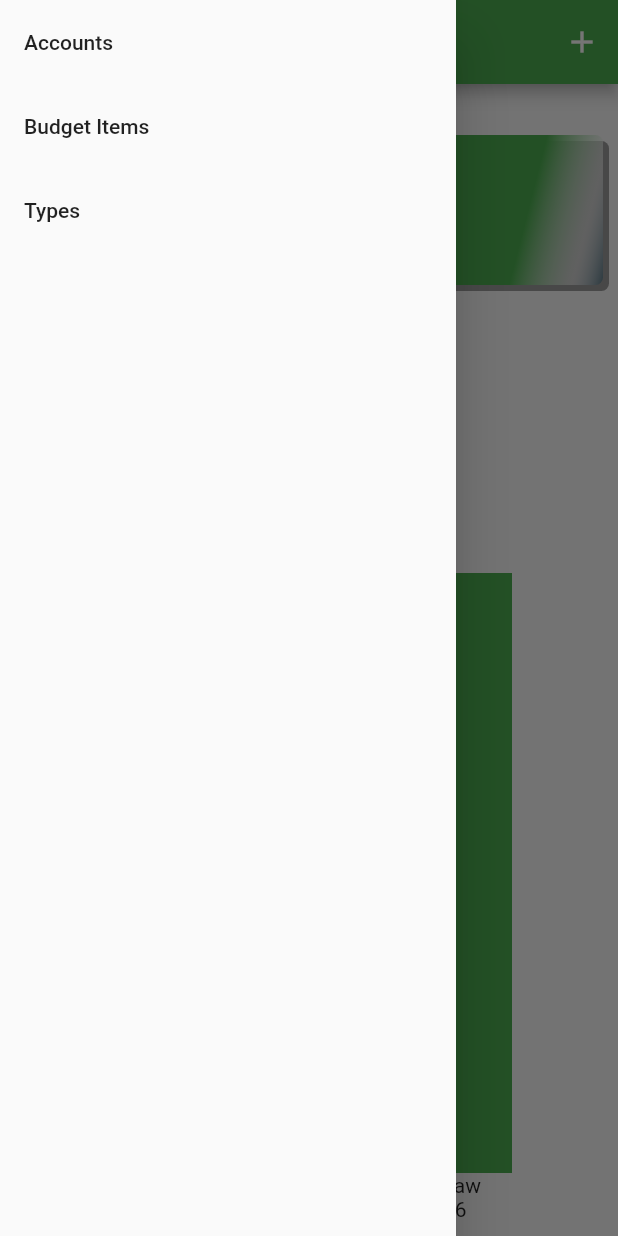
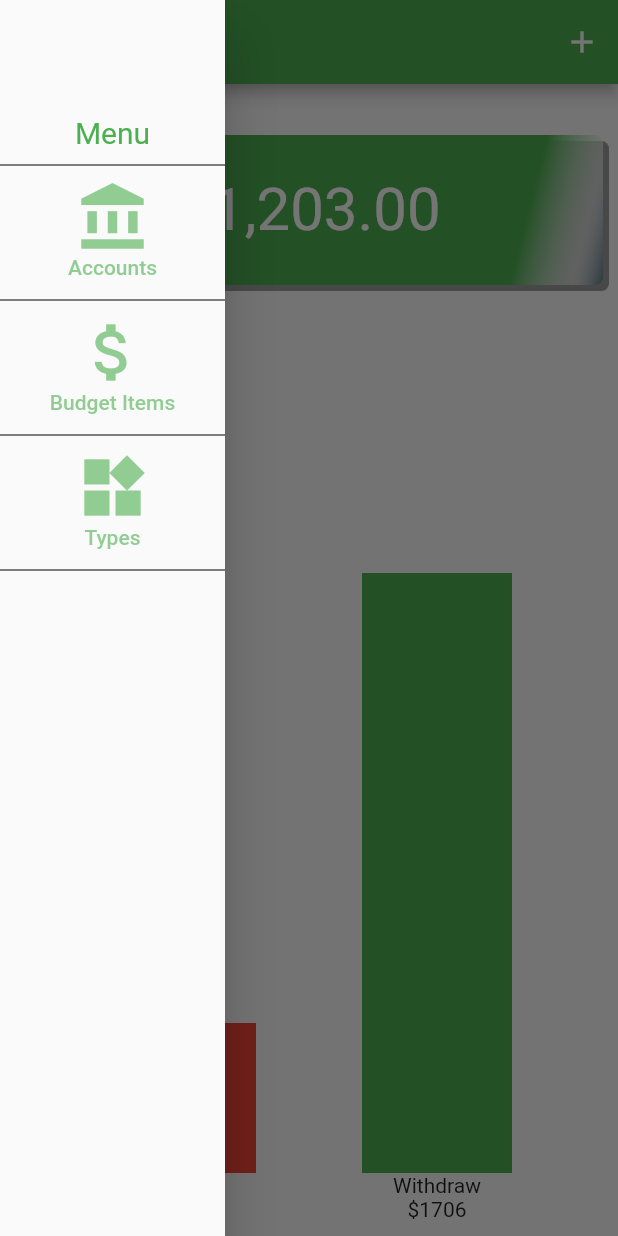
Before and after one commit to sumithpdd/flutterinmotion, a Flutter app: the screen it shows after launch, with the side drawer open, on a phone screen of 412 x 824 dp. Run offline on Flutter 3.47's test engine with Material 2 defaults, Android fonts, the phone set to English and light mode, and no system bars.

Commit message:
Styling menu

```diff
--- a/spend_tracker/lib/pages/home/widgets/menu.dart
+++ b/spend_tracker/lib/pages/home/widgets/menu.dart
@@ -3,22 +3,105 @@ import 'package:flutter/material.dart';
 class Menu extends StatelessWidget {
   @override
   Widget build(BuildContext context) {
-    return Drawer(
+    var color = Theme.of(context).primaryColor;
+
+    return SizedBox(
+      width: 150,
+          child: Drawer(
         child: Column(
           children: <Widget>[
-          ListTile(
-            title: const Text('Accounts'),
-            onTap: () => Navigator.of(context).pushNamed('/accounts'),
+            Container(
+              height: 100,
+              alignment: AlignmentDirectional.bottomCenter,
+              child: Text(
+                'Menu',
+                style: TextStyle(fontSize: 20, color: color),
               ),
-          ListTile(
-            title: const Text('Budget Items'),
-            onTap: () => Navigator.of(context).pushNamed('/items'),
             ),
-          ListTile(
-            title: const Text('Types'),
-            onTap: () => Navigator.of(context).pushNamed('/types'),
+            Divider(
+              height: 20,
+              color: Colors.black,
+            ),
+            _MenuItem(
+              title: 'Accounts',
+              icon: Icons.account_balance,
+              color: color,
+              onTap:()=> onNavigation(context,'/accounts'),
+            ),
+            Divider(
+              height: 20,
+              color: Colors.black,
+            ),
+            _MenuItem(
+              title: 'Budget Items',
+              icon: Icons.attach_money,
+              color: color,
+              onTap:()=> onNavigation(context,'/items'),
+            ),
+            Divider(
+              height: 20,
+              color: Colors.black,
+            ),
+            _MenuItem(
+              title: 'Types',
+              icon: Icons.widgets,
+              color: color,
+              onTap:()=> onNavigation(context,'/types'),
+            ),
+            Divider(
+              height: 20,
+              color: Colors.black,
             ),
           ],
+        ),
+      ),
+    );
+  }
+  void onNavigation(BuildContext context,String uri){
+    Navigator.of(context).pop();
+    Navigator.of(context).pushNamed(uri);
+  }
+}
+
+class _MenuItem extends StatelessWidget {
+  const _MenuItem({
+    Key key,
+    @required this.color,
+    @required this.title,
+    @required this.icon,
+    @required this.onTap,
+  }) : super(key: key);
+
+  final Color color;
+  final String title;
+  final IconData icon;
+  final Function onTap;
+  @override
+  Widget build(BuildContext context) {
+    return InkWell(
+      onTap: onTap,
+      child: Opacity(
+        opacity: 0.6,
+        child: Container(
+            height: 70,
+            alignment: Alignment.center,
+            child: Column(
+              children: <Widget>[
+                Icon(
+                  icon,
+                  color: color,
+                  size: 50,
+                ),
+                Text(
+                  title,
+                  style: TextStyle(
+                    color: color,
+                    fontSize: 14.0,
+                    fontWeight: FontWeight.w500,
+                  ),
+                ),
+              ],
+            )),
       ),
     );
   }
```
Lines whose indentation alone changed are shown as unchanged.
